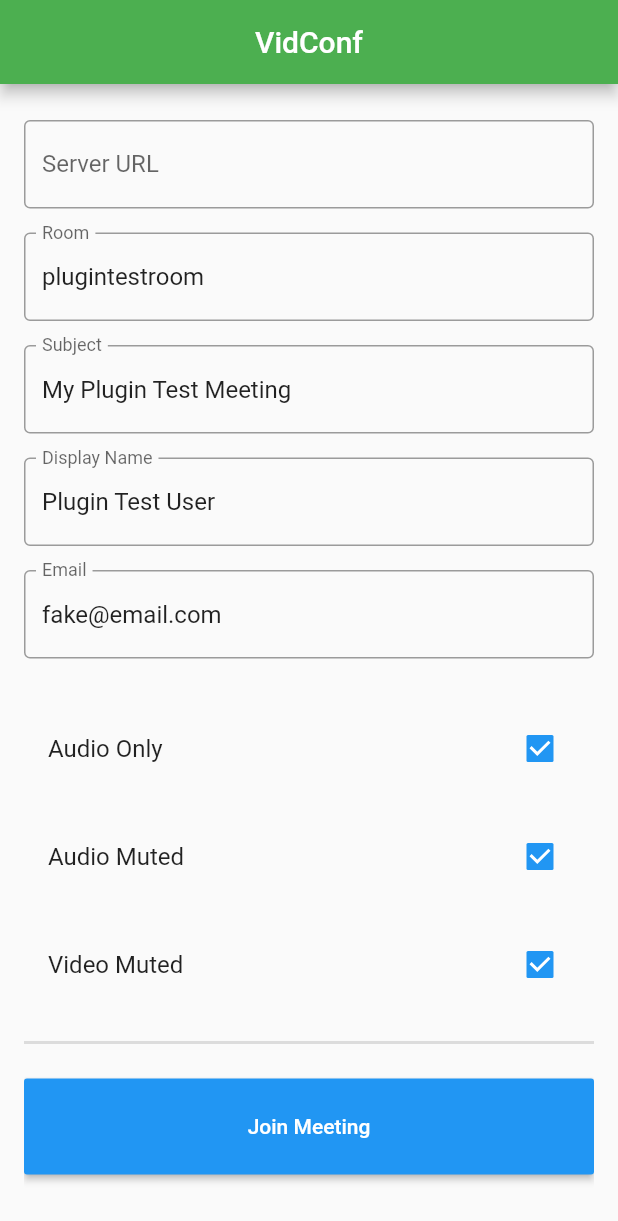
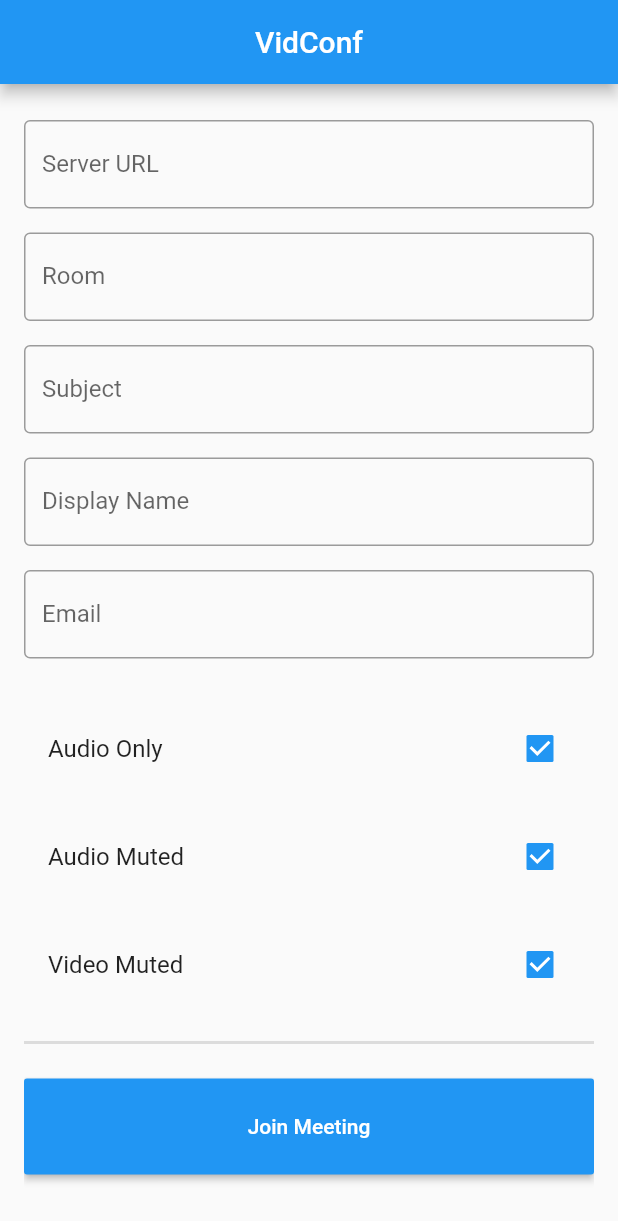
Before and after one commit to Harishwarrior/jitsi_video_conferencing_app, a Flutter app: the screen it shows after launch, on a phone screen of 412 x 824 dp. Shown: the top 1221 px of the screen. Run offline on Flutter 3.47's test engine with Material 2 defaults, Android fonts, the phone set to English and light mode, and no system bars; missing offline and left inert: jitsi_meet.

Commit message:
cleanup UI

```diff
--- a/lib/main.dart
+++ b/lib/main.dart
@@ -17,10 +17,10 @@ class MyApp extends StatefulWidget {
 
 class _MyAppState extends State<MyApp> {
   final serverText = TextEditingController();
-  final roomText = TextEditingController(text: "plugintestroom");
-  final subjectText = TextEditingController(text: "My Plugin Test Meeting");
-  final nameText = TextEditingController(text: "Plugin Test User");
-  final emailText = TextEditingController(text: "fake@email.com");
+  final roomText = TextEditingController(text: "");
+  final subjectText = TextEditingController(text: "");
+  final nameText = TextEditingController(text: "");
+  final emailText = TextEditingController(text: "");
   var isAudioOnly = true;
   var isAudioMuted = true;
   var isVideoMuted = true;
@@ -49,7 +49,7 @@ class _MyAppState extends State<MyApp> {
         appBar: AppBar(
           title: const Text('VidConf'),
           centerTitle: true,
-          backgroundColor: Colors.green,
+          backgroundColor: Colors.blue,
         ),
         body: Container(
           padding: const EdgeInsets.symmetric(
```
